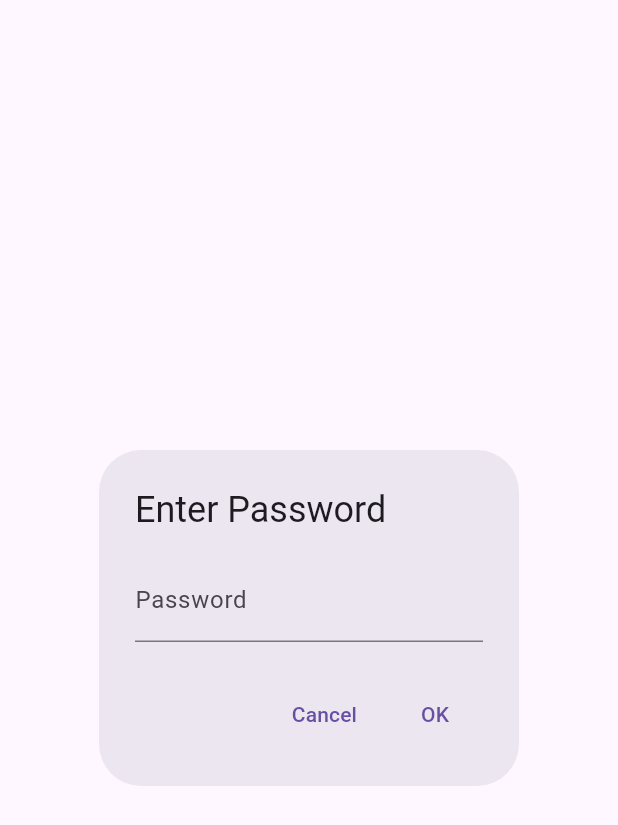
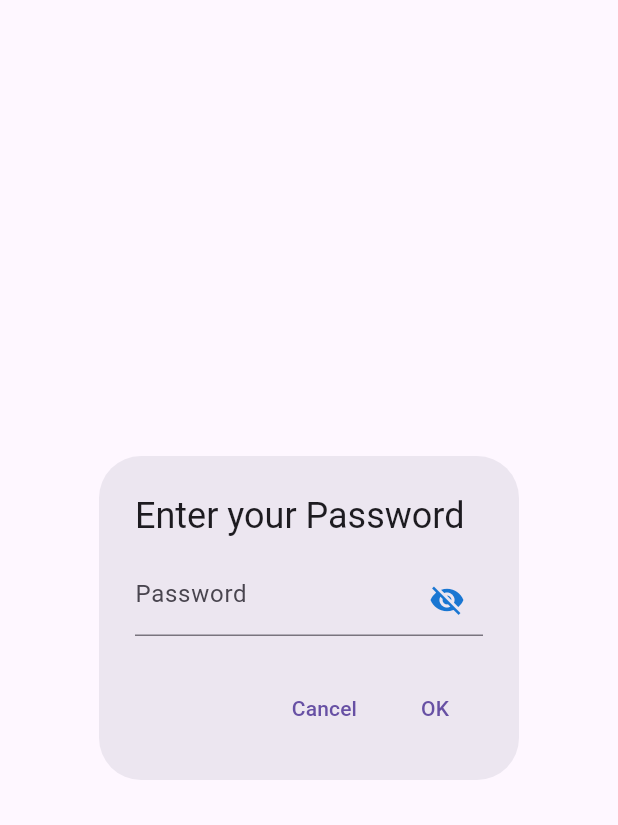
Before and after one commit to hamzenis/info-projekt, a Flutter app: the PasswordDialog widget shown alone on an empty page, opened directly, on a phone screen of 412 x 824 dp. Shown: the top 825 px of the screen. Run offline on Flutter 3.47's test engine with Material 3 defaults, Android fonts, the phone set to English and light mode, and no system bars; our stand-ins replace cached_network_image, cloud_firestore, firebase_auth, firebase_core, flutter_cache_manager, fluttertoast and 6 more; missing offline and left inert: flutter_stripe; accounts and stored records are empty; network calls fail.

Commit message:
Added Visibility Icon and Functionallity - Toggle to view is functional - Tested

```diff
--- a/info_projekt/lib/widgets/password_input_widget.dart
+++ b/info_projekt/lib/widgets/password_input_widget.dart
@@ -7,30 +7,43 @@ class PasswordDialog extends StatefulWidget {
 
 class _PasswordDialogState extends State<PasswordDialog> {
   final TextEditingController _passwordController = TextEditingController();
+  bool _passwordVisible = false;
 
   @override
   Widget build(BuildContext context) {
     return AlertDialog(
-      title: Text('Enter Password'),
-      content: TextField(
+      title: const Text('Enter your Password'),
+      content: TextFormField(
+        keyboardType: TextInputType.text,
         controller: _passwordController,
-        obscureText: true,
-        decoration: InputDecoration(labelText: 'Password'),
+        obscureText: !_passwordVisible, // This will obscure text dynamically
+        decoration: InputDecoration(
+          hintText: 'Password',
+          suffixIcon: IconButton(
+            icon: Icon(
+              _passwordVisible ? Icons.visibility : Icons.visibility_off,
+              color: Theme.of(context).primaryColorDark,
+            ),
+            onPressed: () {
+              setState(() {
+                _passwordVisible = !_passwordVisible;
+              });
+            },
+          ),
+        ),
       ),
       actions: [
         TextButton(
           onPressed: () {
-            Navigator.pop(
-                context); // Close the dialog without returning any value
+            Navigator.pop(context);
           },
-          child: Text('Cancel'),
+          child: const Text('Cancel'),
         ),
         TextButton(
           onPressed: () {
-            Navigator.pop(context,
-                _passwordController.text); // Return the password to the caller
+            Navigator.pop(context, _passwordController.text);
           },
-          child: Text('OK'),
+          child: const Text('OK'),
         ),
       ],
     );
```
